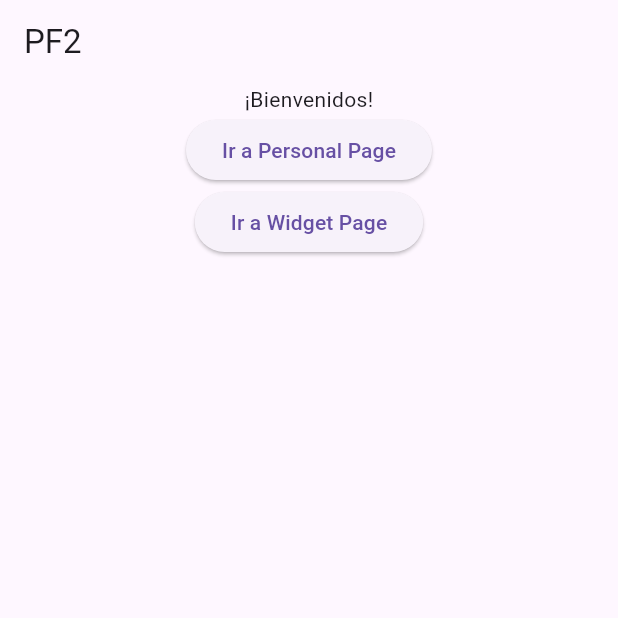
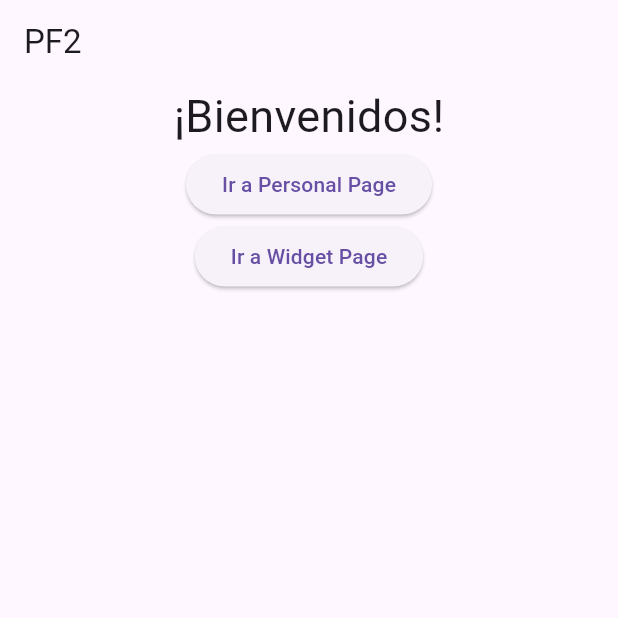
Before and after one commit to RubenGomez1990/tarea_2_multimedia, a Flutter app: the screen it shows after launch, after a tap on "Ir a Personal Page", on a phone screen of 412 x 824 dp, the top half of it. Run offline on Flutter 3.47's test engine with Material 3 defaults, Android fonts, the phone set to English and light mode, and no system bars.

Commit message:
Creación de clase persona, instancia en homepage de una persona y creacion de personal page (vacia)

```diff
--- a/lib/main.dart
+++ b/lib/main.dart
@@ -3,7 +3,6 @@ import 'screens/home_page.dart';
 
 void main() {
   runApp(MyApp());
-  cambios prueba
 }
 
 class MyApp extends StatelessWidget {
--- /dev/null
+++ b/lib/models/persona.dart
@@ -0,0 +1,16 @@
+//Simple creación de la clase persona
+class Persona {
+  String nombre;
+  String apellidos;
+  DateTime fechaNacimiento;
+  String correo;
+  String contrasenya;
+
+  Persona({
+    required this.nombre,
+    required this.apellidos,
+    required this.fechaNacimiento,
+    required this.correo,
+    required this.contrasenya,
+  });
+}
--- a/lib/screens/home_page.dart
+++ b/lib/screens/home_page.dart
@@ -1,4 +1,5 @@
 import 'package:flutter/material.dart';
+import 'package:tarea_2_multimedia/models/persona.dart';
 
 // Creamos HomePage como StatefulWidget porque necesitará cambiar su estado cuando
 // creemos otro de los widgets, concretamete PersonalPage
@@ -18,8 +19,20 @@ class _HomePageState extends State<HomePage> {
       body: Center(
         child: Column(
           children: [
-            Text("¡Bienvenidos!"),
-            ElevatedButton(onPressed: () {}, child: Text('Ir a Personal Page')),
+            // Le ponemos un poco más de tamaño de fuente para que se aprecie mejor.
+            Text("¡Bienvenidos!", style: TextStyle(fontSize: 30)),
+            ElevatedButton(
+              onPressed: () {
+                final miPersona = Persona(
+                  nombre: 'Rubén',
+                  apellidos: 'Gómez Hernández',
+                  fechaNacimiento: DateTime(1990, 11, 28),
+                  correo: 'rubengomez@paucasesnovescifp.cat',
+                  contrasenya: '12345',
+                );
+              },
+              child: Text('Ir a Personal Page'),
+            ),
             ElevatedButton(onPressed: () {}, child: Text('Ir a Widget Page')),
           ],
         ),
```
Also changed, not shown: lib/screens/personal_page.dart (added).
